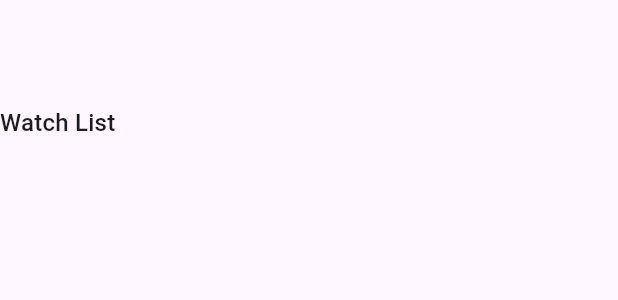
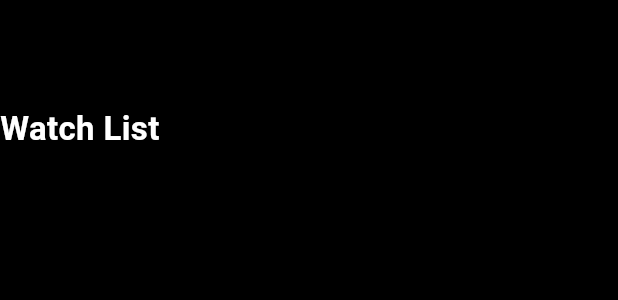
Before and after one commit to mennaMohamedY/Movies_flutter_teamwork, a Flutter app: the WatchListTab widget shown alone on an empty page, opened directly, on a phone screen of 412 x 824 dp. Shown: the top 300 px of the screen. Run offline on Flutter 3.47's test engine with Material 3 defaults, Android fonts, the light colour scheme and no system bars; our stand-ins replace cached_network_image, carousel_slider, cloud_firestore, firebase_core, youtube_player_flutter; accounts and stored records are empty; network calls fail.

Commit message:
all tabs

```diff
--- a/lib/Themes.dart
+++ b/lib/Themes.dart
@@ -12,7 +12,7 @@ class MyTheme {
   static Color whiteColor = Color(0xffffffff);
   static Color lightGreyColor = Color(0xffB5B4B4);
 
-  static ThemeData darkTheme = ThemeData(
+  static ThemeData lightTheme = ThemeData(
     scaffoldBackgroundColor: Colors.black,
     appBarTheme: AppBarTheme(
         color: Colors.black,
--- a/lib/searchTab/searchTab.dart
+++ b/lib/searchTab/searchTab.dart
@@ -48,6 +48,7 @@ loadPges();
                   borderRadius: BorderRadius.circular(25),
                   color: Color(0xff424141)),
               child: TextField(
+                style: TextStyle(color: Colors.white, fontSize: 17),
                 decoration: InputDecoration(
                     border: InputBorder.none,
                     prefixIcon: Icon(
--- a/lib/watchListTab/watchlistTab.dart
+++ b/lib/watchListTab/watchlistTab.dart
@@ -32,7 +32,8 @@ class _WatchListTabState extends State<WatchListTab> {
         SizedBox(height: 70),
         Text(
           'Watch List',
-          style: Theme.of(context).textTheme.titleMedium,
+          style: TextStyle(
+              color: Colors.white, fontWeight: FontWeight.bold, fontSize: 22),
         ),
         SizedBox(
           height: 10,
```
Also changed, not shown: lib/main.dart (+24 -4 lines), lib/provider/app_config_provider.dart (+4 -3 lines), pubspec.yaml (+9 -0 lines), pubspec.lock, 8 other files.
